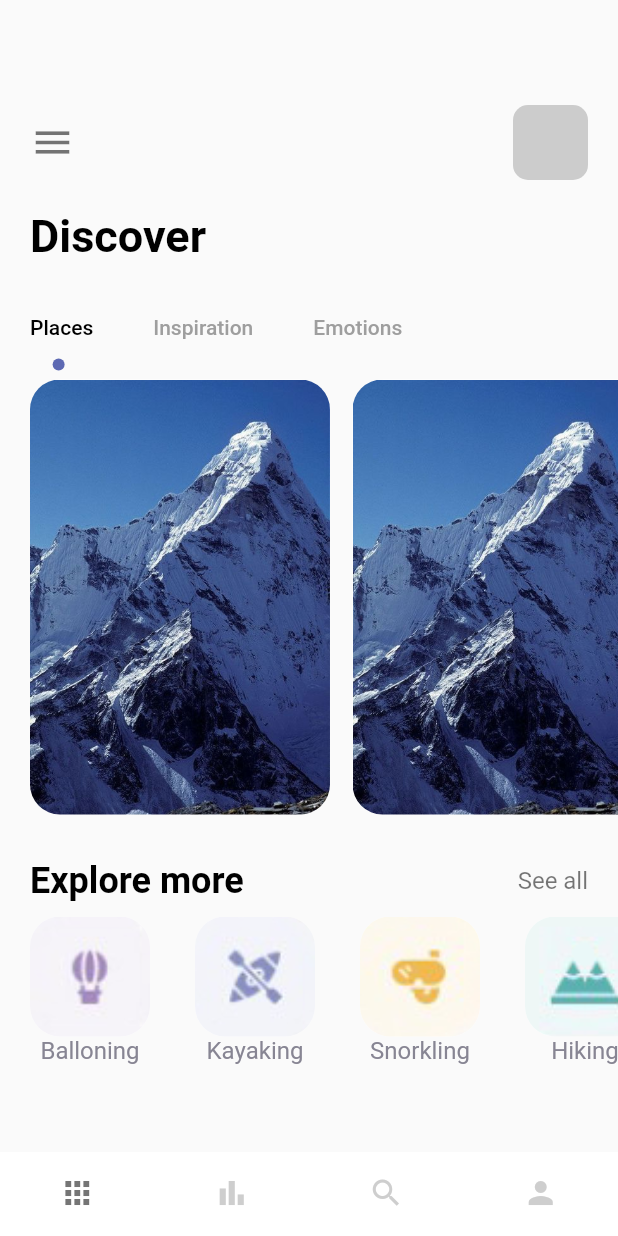
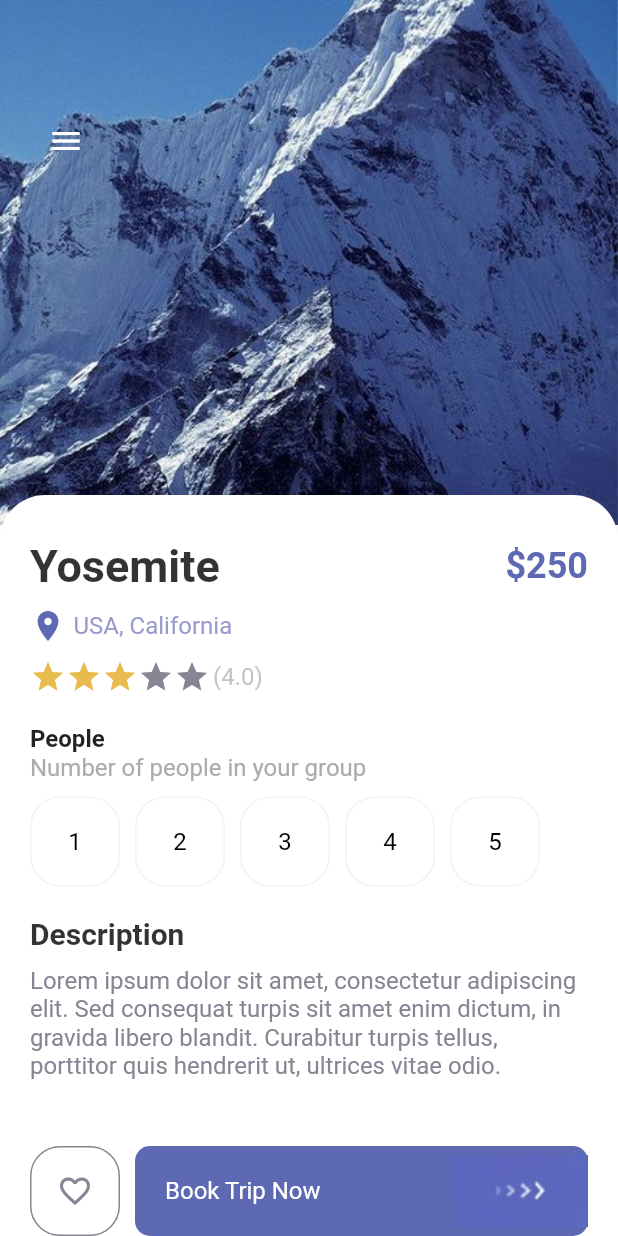
Before and after one commit to bangrobe/flutter_travel_app, a Flutter app: the screen it shows after launch, on a phone screen of 412 x 824 dp. Run offline on Flutter 3.47's test engine with Material 2 defaults, Android fonts, the phone set to English and light mode, and no system bars.

Commit message:
Part4: Detail Page, Wrap, Positioned

```diff
--- a/lib/main.dart
+++ b/lib/main.dart
@@ -1,4 +1,5 @@
 import 'package:flutter/material.dart';
+import 'package:travel_app/pages/detail_page.dart';
 import 'package:travel_app/pages/navpages/main_page.dart';
 import 'package:travel_app/pages/welcome_page.dart';
 
@@ -26,7 +27,7 @@ class MyApp extends StatelessWidget {
         // is not restarted.
         primarySwatch: Colors.blue,
       ),
-      home: const MainPage(),
+      home: const DetailPage(),
     );
   }
 }
--- /dev/null
+++ b/lib/pages/detail_page.dart
@@ -0,0 +1,217 @@
+import 'package:flutter/material.dart';
+import 'package:travel_app/misc/colors.dart';
+import 'package:travel_app/widgets/app_button.dart';
+import 'package:travel_app/widgets/app_large_text.dart';
+import 'package:travel_app/widgets/app_text.dart';
+import 'package:travel_app/widgets/responsive_button.dart';
+
+class DetailPage extends StatefulWidget {
+  const DetailPage({Key? key}) : super(key: key);
+
+  @override
+  _DetailPageState createState() => _DetailPageState();
+}
+
+class _DetailPageState extends State<DetailPage> {
+  int gottenStars = 3;
+  int selectedIndex = -1;
+  @override
+  Widget build(BuildContext context) {
+    return Scaffold(
+      body: Container(
+        width: double.maxFinite,
+        height: double.maxFinite,
+        child: Stack(
+          children: [
+            Positioned(
+              left: 0,
+              right: 0,
+              child: Container(
+                width: double.maxFinite,
+                height: 350,
+                decoration: BoxDecoration(
+                  image: DecorationImage(
+                    image: AssetImage("img/mountain.jpeg"),
+                    fit: BoxFit.cover,
+                  ),
+                ),
+              ),
+            ),
+            Positioned(
+              left: 20,
+              top: 70,
+              child: Row(
+                children: [
+                  IconButton(
+                    onPressed: () {},
+                    icon: Icon(Icons.menu),
+                    color: Colors.white,
+                  ),
+                ],
+              ),
+            ),
+            Positioned(
+              top: 330,
+              child: Container(
+                padding: const EdgeInsets.only(left: 20, right: 20, top: 30),
+                width: MediaQuery.of(context).size.width,
+                height: 500,
+                decoration: const BoxDecoration(
+                  color: Colors.white,
+                  borderRadius: BorderRadius.only(
+                    topLeft: Radius.circular(30),
+                    topRight: Radius.circular(30),
+                  ),
+                ),
+                child: Column(
+                  crossAxisAlignment: CrossAxisAlignment.start,
+                  children: [
+                    Row(
+                      mainAxisAlignment: MainAxisAlignment.spaceBetween,
+                      children: [
+                        AppLargeText(
+                          text: "Yosemite",
+                          color: Colors.black54.withOpacity(0.8),
+                        ),
+                        AppLargeText(
+                          text: '\$250',
+                          size: 24,
+                          color: AppColors.mainColor,
+                        ),
+                      ],
+                    ),
+                    const SizedBox(
+                      height: 10,
+                    ),
+                    Row(
+                      children: [
+                        Icon(Icons.location_on, color: AppColors.mainColor),
+                        const SizedBox(
+                          width: 5,
+                        ),
+                        AppText(
+                            text: "USA, California",
+                            color: AppColors.textColor1),
+                      ],
+                    ),
+                    const SizedBox(
+                      height: 10,
+                    ),
+                    Row(
+                      children: [
+                        Wrap(
+                          children: List.generate(
+                            5,
+                            (index) {
+                              return Icon(
+                                Icons.star,
+                                color: index < gottenStars
+                                    ? AppColors.starColor
+                                    : AppColors.textColor2,
+                              );
+                            },
+                          ),
+                        ),
+                        const SizedBox(
+                          width: 2,
+                        ),
+                        AppText(
+                          text: '(4.0)',
+                          color: AppColors.textColor2.withOpacity(0.5),
+                        ),
+                      ],
+                    ),
+                    const SizedBox(
+                      height: 20,
+                    ),
+                    AppLargeText(
+                      text: "People",
+                      color: Colors.black87,
+                      size: 16,
+                    ),
+                    AppText(
+                      text: "Number of people in your group",
+                      color: AppColors.mainTextColor,
+                    ),
+                    const SizedBox(
+                      height: 10,
+                    ),
+                    Wrap(
+                      children: List.generate(
+                        5,
+                        (index) {
+                          return InkWell(
+                            onTap: () {
+                              setState(() {
+                                selectedIndex = index;
+                              });
+                            },
+                            child: Container(
+                              margin: const EdgeInsets.only(right: 10),
+                              child: AppButton(
+                                size: 48,
+                                color: selectedIndex == index
+                                    ? Colors.white
+                                    : Colors.black,
+                                backgroundColor: selectedIndex == index
+                                    ? Colors.black
+                                    : Colors.white,
+                                borderColor: AppColors.buttonBackground,
+                                isIcon: false,
+                                text: (index + 1).toString(),
+                              ),
+                            ),
+                          );
+                        },
+                      ),
+                    ),
+                    const SizedBox(
+                      height: 20,
+                    ),
+                    AppLargeText(
+                      text: "Description",
+                      color: Colors.black.withOpacity(0.8),
+                      size: 20,
+                    ),
+                    const SizedBox(
+                      height: 10,
+                    ),
+                    AppText(
+                      text:
+                          "Lorem ipsum dolor sit amet, consectetur adipiscing elit. Sed consequat turpis sit amet enim dictum, in gravida libero blandit. Curabitur turpis tellus, porttitor quis hendrerit ut, ultrices vitae odio. ",
+                      color: AppColors.textColor2,
+                    ),
+                  ],
+                ),
+              ),
+            ),
+            Positioned(
+              bottom: 0,
+              left: 20,
+              right: 20,
+              child: Row(
+                children: [
+                  AppButton(
+                    size: 60,
+                    color: AppColors.textColor2,
+                    backgroundColor: Colors.white,
+                    borderColor: AppColors.textColor2,
+                    isIcon: true,
+                    icon: Icons.favorite_border,
+                  ),
+                  const SizedBox(
+                    width: 10,
+                  ),
+                  ResponsiveButton(
+                    width: double.maxFinite,
+                    isResponsive: true,
+                  )
+                ],
+              ),
+            ),
+          ],
+        ),
+      ),
+    );
+  }
+}
--- a/lib/pages/navpages/main_page.dart
+++ b/lib/pages/navpages/main_page.dart
@@ -1,6 +1,6 @@
 import 'package:flutter/material.dart';
 import 'package:travel_app/pages/navpages/bar_item_page.dart';
-import 'package:travel_app/pages/navpages/home_page.dart';
+import 'package:travel_app/pages/home_page.dart';
 import 'package:travel_app/pages/navpages/my_page.dart';
 import 'package:travel_app/pages/navpages/search_page.dart';
 
--- /dev/null
+++ b/lib/widgets/app_button.dart
@@ -0,0 +1,47 @@
+import 'package:flutter/material.dart';
+import 'package:travel_app/misc/colors.dart';
+import 'package:travel_app/widgets/app_text.dart';
+
+class AppButton extends StatelessWidget {
+  final Color color;
+  final Color backgroundColor;
+  double? size;
+  final Color borderColor;
+  String? text;
+  IconData? icon;
+  bool? isIcon;
+  AppButton(
+      {Key? key,
+      this.text = "Hi",
+      this.icon,
+      this.isIcon,
+      required this.color,
+      required this.backgroundColor,
+      this.size,
+      required this.borderColor})
+      : super(key: key);
+
+  @override
+  Widget build(BuildContext context) {
+    return Container(
+      width: 60,
+      height: 60,
+      decoration: BoxDecoration(
+        borderRadius: BorderRadius.circular(20),
+        color: backgroundColor,
+        border: Border.all(
+          color: borderColor,
+          width: 1.0,
+        ),
+      ),
+      child: isIcon == false
+          ? Center(child: AppText(text: text!, color: color))
+          : Center(
+              child: Icon(
+                icon,
+                color: color,
+              ),
+            ),
+    );
+  }
+}
--- a/lib/widgets/responsive_button.dart
+++ b/lib/widgets/responsive_button.dart
@@ -1,27 +1,41 @@
 import 'package:flutter/material.dart';
 import 'package:travel_app/misc/colors.dart';
+import 'package:travel_app/widgets/app_text.dart';
 
 class ResponsiveButton extends StatelessWidget {
   bool? isResponsive;
   double? width;
 
-  ResponsiveButton({Key? key, this.isResponsive = false, this.width})
+  ResponsiveButton({Key? key, this.isResponsive = false, this.width = 120})
       : super(key: key);
 
   @override
   Widget build(BuildContext context) {
-    return Container(
-      width: width,
+    return Flexible(
+      child: Container(
+        width: isResponsive == true ? double.maxFinite : width,
         height: 60,
         decoration: BoxDecoration(
           borderRadius: BorderRadius.circular(10),
           color: AppColors.mainColor,
         ),
         child: Row(
-        mainAxisAlignment: MainAxisAlignment.center,
+          mainAxisAlignment: isResponsive == true
+              ? MainAxisAlignment.spaceBetween
+              : MainAxisAlignment.center,
           children: [
+            isResponsive == true
+                ? Padding(
+                    padding: const EdgeInsets.only(left: 20),
+                    child: AppText(
+                      text: 'Book Trip Now',
+                      color: Colors.white,
+                    ),
+                  )
+                : Container(),
             Image.asset("img/button-one.png"),
           ],
+        ),
       ),
     );
   }
```
Also changed, not shown: lib/pages/home_page.dart (renamed from lib/pages/navpages/home_page.dart). Lines whose indentation alone changed are shown as unchanged.
